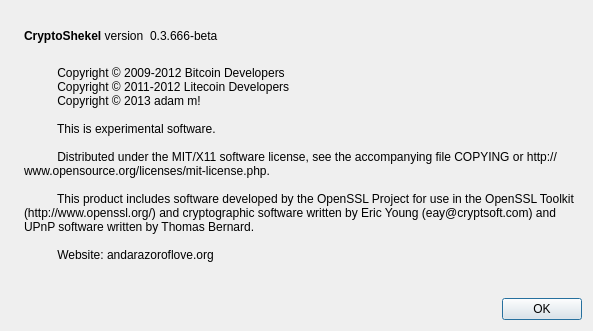
This is src/qt/forms/aboutdialog.ui in cryptoshekel/cryptoshekel as Qt 5 draws it before an edit. The edited form follows.
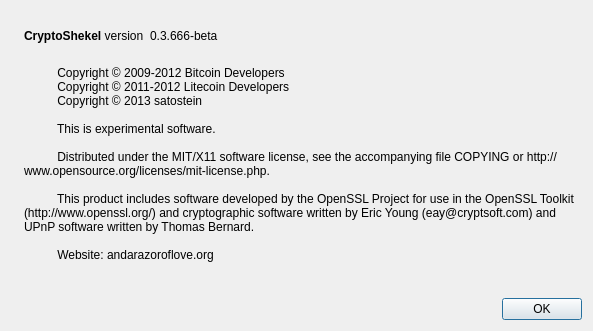
This is the edited form. Icons and pictures are not drawn.

The edit to the form file:
```diff
--- a/src/qt/forms/aboutdialog.ui
+++ b/src/qt/forms/aboutdialog.ui
@@ -97,7 +97,7 @@
         <string>
           Copyright © 2009-2012 Bitcoin Developers
           Copyright © 2011-2012 Litecoin Developers
-          Copyright © 2013 adam m!
+          Copyright © 2013 satostein
 
           This is experimental software.
 
```
